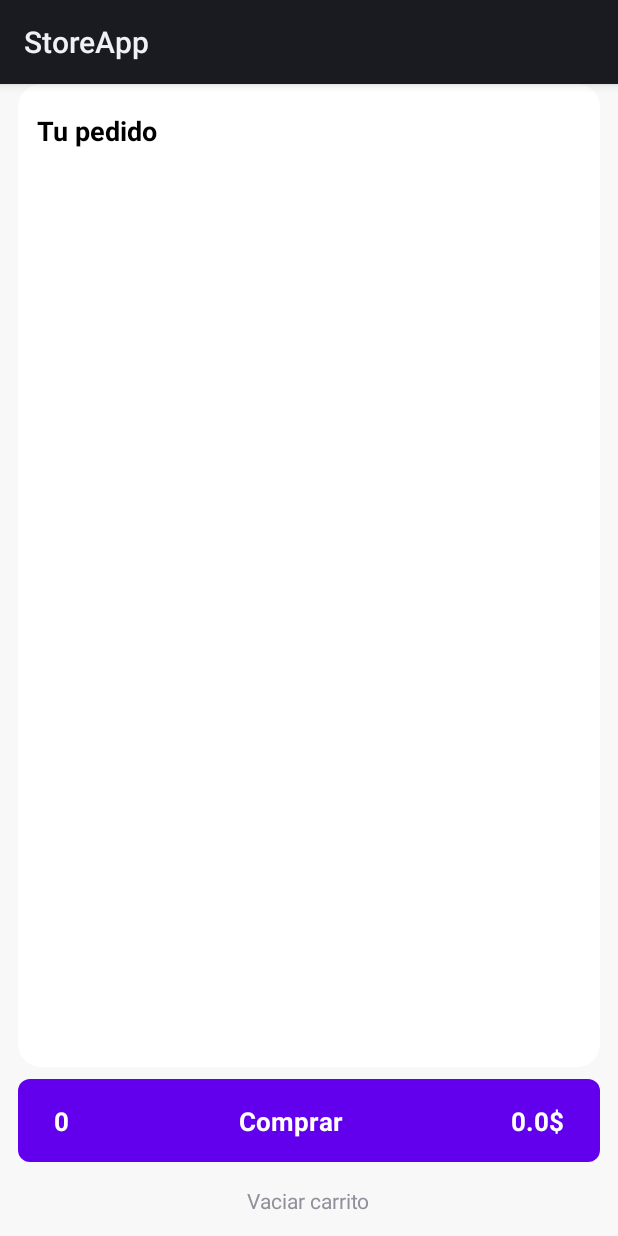
After one commit to josequintana94/StoreApp, an Android app: the fragment CartFragment shown on its own in the app's theme, on a phone screen of 412 x 824 dp. The commit adds this screen. Run offline under Robolectric (Android 15) with nearby library versions, the phone set to English and light mode, and no system bars; libraries missing offline, so code that uses them is left out: io.paperdb; pictures from the network do not load; 1 statement that could not run was skipped.

Commit message:
Cart functions

```diff
--- a/app/build.gradle
+++ b/app/build.gradle
@@ -55,7 +55,7 @@ dependencies {
     implementation "com.xwray:groupie:2.9.0"
 
     implementation 'com.xwray:groupie-kotlin-android-extensions:2.8.0'
-
+    implementation 'io.paperdb:paperdb:2.7.1'
     androidTestImplementation 'androidx.test.ext:junit:1.1.2'
     androidTestImplementation 'androidx.test.espresso:espresso-core:3.3.0'
 }
--- a/app/src/main/AndroidManifest.xml
+++ b/app/src/main/AndroidManifest.xml
@@ -5,6 +5,7 @@
     <uses-permission android:name="android.permission.INTERNET" />
 
     <application
+        android:name=".App"
         android:allowBackup="true"
         android:icon="@mipmap/ic_launcher"
         android:label="@string/app_name"
--- /dev/null
+++ b/app/src/main/java/joseq/storeapp/data/cart/CartItem.kt
@@ -0,0 +1,5 @@
+package joseq.storeapp.data.cart
+
+import joseq.storeapp.data.model.Product
+
+data class CartItem(var product: Product, var quantity: Int)
--- /dev/null
+++ b/app/src/main/java/joseq/storeapp/ui/main/view/CartFragment.kt
@@ -0,0 +1,83 @@
+package joseq.storeapp.ui.main.view
+
+import android.os.Bundle
+import androidx.fragment.app.Fragment
+import android.view.LayoutInflater
+import android.view.View
+import android.view.ViewGroup
+import android.widget.RelativeLayout
+import android.widget.TextView
+import android.widget.Toast
+import androidx.recyclerview.widget.LinearLayoutManager
+import androidx.recyclerview.widget.RecyclerView
+import joseq.storeapp.R
+import joseq.storeapp.data.cart.CartItem
+import joseq.storeapp.data.cart.ShoppingCart
+import joseq.storeapp.data.cart.ShoppingCartAdapter
+import java.math.RoundingMode
+import java.text.DecimalFormat
+
+class CartFragment : Fragment() {
+
+    lateinit var adapter: ShoppingCartAdapter
+    lateinit var continueLayout: RelativeLayout
+    lateinit var vaciarCarritoTextView: TextView
+    lateinit var cartRecyclerView: RecyclerView
+    lateinit var totalQuantityTextView: TextView
+    lateinit var totalPriceTextView: TextView
+    lateinit var tuPedidoTitleTextView: TextView
+    lateinit var continuarBTTextView: TextView
+
+    var cartItemsList: MutableList<CartItem>? = mutableListOf()
+
+    override fun onCreateView(inflater: LayoutInflater, container: ViewGroup?, savedInstanceState: Bundle?): View? {
+        // Inflate the layout for this fragment
+        return inflater.inflate(R.layout.fragment_cart, container, false)
+    }
+
+    override fun onViewCreated(view: View, savedInstanceState: Bundle?) {
+        super.onViewCreated(view, savedInstanceState)
+
+        continueLayout = view.findViewById(R.id.cart_continue_button)
+        vaciarCarritoTextView = view.findViewById(R.id.vaciar_carrito_textview)
+        cartRecyclerView = view.findViewById(R.id.shopping_cart_recyclerView)
+        totalQuantityTextView = view.findViewById(R.id.cantidad_in_cart_textview)
+        totalPriceTextView = view.findViewById(R.id.total_price)
+        tuPedidoTitleTextView = view.findViewById(R.id.tu_pedido_carrito_label)
+        continuarBTTextView = view.findViewById(R.id.label_continuar)
+
+        vaciarCarritoTextView.setOnClickListener {
+            ShoppingCart.cleanCart()
+            Toast.makeText(context, "Eliminaste todos los productos del carrito correctamente", Toast.LENGTH_SHORT).show()
+        }
+        continueLayout.setOnClickListener {
+            ShoppingCart.cleanCart()
+            Toast.makeText(context, "Pedido enviado", Toast.LENGTH_SHORT).show()
+        }
+
+        cartItemsList?.clear()
+        cartItemsList = ShoppingCart.getCart()
+
+        if (cartItemsList != null) {
+            adapter = context?.let { ShoppingCartAdapter(it, cartItemsList!!) }!!
+        }
+
+        adapter.notifyDataSetChanged()
+
+        cartRecyclerView.adapter = adapter
+        cartRecyclerView.layoutManager = LinearLayoutManager(context)
+
+
+        var totalPrice = ShoppingCart.getCart()
+            .fold(0.toDouble()) { acc, cartItem -> acc + cartItem.quantity.times(cartItem.product.price) }
+
+        totalQuantityTextView.text = ShoppingCart.getShoppingCartSize().toString()
+        totalPriceTextView.text = roundOffDecimal(totalPrice).toString() + "$"
+    }
+
+    fun roundOffDecimal(number: Double): Double? {
+        val df = DecimalFormat("#.##")
+        df.roundingMode = RoundingMode.FLOOR
+        return df.format(number).toDouble()
+    }
+}
--- /dev/null
+++ b/app/src/main/res/layout/fragment_cart.xml
@@ -0,0 +1,146 @@
+<?xml version="1.0" encoding="utf-8"?>
+<androidx.constraintlayout.widget.ConstraintLayout xmlns:android="http://schemas.android.com/apk/res/android"
+    xmlns:app="http://schemas.android.com/apk/res-auto"
+    xmlns:tools="http://schemas.android.com/tools"
+    android:layout_width="match_parent"
+    android:layout_height="match_parent"
+    android:background="@color/backgroundColor">
+
+    <LinearLayout
+        android:layout_width="match_parent"
+        android:layout_height="0dp"
+        android:layout_marginStart="12dp"
+        android:layout_marginEnd="12dp"
+        android:background="@drawable/rounded_corners"
+        android:orientation="vertical"
+        app:layout_constraintBottom_toTopOf="@+id/linearLayout"
+        app:layout_constraintEnd_toEndOf="parent"
+        app:layout_constraintStart_toStartOf="parent"
+        app:layout_constraintTop_toTopOf="parent">
+
+        <TextView
+            android:id="@+id/tu_pedido_carrito_label"
+            android:layout_width="match_parent"
+            android:layout_height="wrap_content"
+
+            android:layout_marginStart="12dp"
+            android:layout_marginTop="18dp"
+            android:layout_marginEnd="12dp"
+            android:text="Tu pedido"
+            android:textColor="@color/black"
+            android:textSize="18sp"
+            android:textStyle="bold" />
+
+        <androidx.recyclerview.widget.RecyclerView
+            android:id="@+id/shopping_cart_recyclerView"
+            android:layout_width="match_parent"
+            android:layout_height="wrap_content"
+
+            android:layout_marginStart="12dp"
+            android:layout_marginTop="4dp"
+            android:layout_marginEnd="12dp" />
+    </LinearLayout>
+
+
+    <LinearLayout
+        android:id="@+id/linearLayout"
+        android:layout_width="match_parent"
+        android:layout_height="wrap_content"
+        android:orientation="vertical"
+        app:layout_constraintBottom_toBottomOf="parent">
+
+        <RelativeLayout
+            android:layout_width="match_parent"
+            android:layout_height="wrap_content">
+
+        </RelativeLayout>
+
+        <RelativeLayout
+            android:id="@+id/cart_continue_button"
+            android:layout_width="match_parent"
+            android:layout_height="55dp"
+            android:layout_gravity="bottom"
+            android:layout_marginLeft="12dp"
+            android:layout_marginTop="8dp"
+            android:layout_marginRight="12dp"
+            android:layout_marginBottom="4dp"
+            android:background="@drawable/button_anim"
+            android:elevation="4dp"
+            android:padding="8dp">
+
+            <RelativeLayout
+                android:layout_width="wrap_content"
+                android:layout_height="wrap_content"
+                android:layout_centerHorizontal="true"
+                android:layout_centerVertical="true"
+                android:layout_marginTop="8dp"
+                android:layout_marginBottom="8dp"
+                tools:ignore="RtlCompat">
+
+                <RelativeLayout
+                    android:id="@+id/rela_cantidad_in_cart"
+                    android:layout_width="wrap_content"
+                    android:layout_height="wrap_content"
+                    android:layout_alignParentStart="true"
+                    android:layout_marginStart="16dp">
+
+                    <TextView
+                        android:id="@+id/cantidad_in_cart_textview"
+                        android:layout_width="wrap_content"
+                        android:layout_height="wrap_content"
+                        android:textColor="@color/whiteColor"
+                        android:textSize="17sp"
+                        android:textStyle="bold" />
+                </RelativeLayout>
+
+
+                <TextView
+                    android:id="@+id/label_continuar"
+                    android:layout_width="match_parent"
+                    android:layout_height="wrap_content"
+                    android:layout_marginStart="18dp"
+                    android:layout_toStartOf="@+id/total_price"
+                    android:layout_toEndOf="@+id/rela_cantidad_in_cart"
+                    android:text="Comprar"
+                    android:textAlignment="center"
+                    android:textColor="@color/whiteColor"
+                    android:textSize="17sp"
+                    android:textStyle="bold"
+                    tools:ignore="RtlCompat" />
+
+                <TextView
+                    android:id="@+id/total_price"
+                    android:layout_width="wrap_content"
+                    android:layout_height="wrap_content"
+                    android:layout_alignParentEnd="true"
+                    android:layout_marginStart="18dp"
+                    android:layout_marginEnd="16dp"
+                    android:textColor="@color/whiteColor"
+                    android:textSize="17sp"
+                    android:textStyle="bold"
+                    tools:ignore="RtlCompat" />
+
+            </RelativeLayout>
+
+        </RelativeLayout>
+
+        <RelativeLayout
+            android:id="@+id/rela_vaciar_carrito"
+            android:layout_width="match_parent"
+            android:layout_height="wrap_content"
+            android:layout_marginTop="12dp"
+            android:layout_marginBottom="14dp"
+            android:visibility="visible">
+
+            <TextView
+                android:id="@+id/vaciar_carrito_textview"
+                android:layout_width="wrap_content"
+                android:layout_height="wrap_content"
+                android:layout_centerHorizontal="true"
+                android:text="Vaciar carrito"
+                android:textAlignment="center" />
+        </RelativeLayout>
+
+    </LinearLayout>
+
+</androidx.constraintlayout.widget.ConstraintLayout>
```
Also changed, not shown: app/src/main/java/joseq/storeapp/App.kt (added, +22 -0 lines), app/src/main/java/joseq/storeapp/data/cart/ShoppingCart.kt (added, +75 -0 lines), app/src/main/java/joseq/storeapp/data/cart/ShoppingCartAdapter.kt (added, +47 -0 lines), app/src/main/java/joseq/storeapp/ui/main/adapter/ProductItem.kt (+36 -5 lines), app/src/main/java/joseq/storeapp/ui/main/view/HomeFragment.kt (+10 -0 lines), app/src/main/res/layout/cart_list_item.xml (added, +62 -0 lines), app/src/main/res/layout/fragment_home.xml (+72 -1 lines), app/src/main/res/layout/item_layout.xml (+9 -5 lines), app/src/main/res/navigation/nav_graph.xml (+14 -1 lines).
